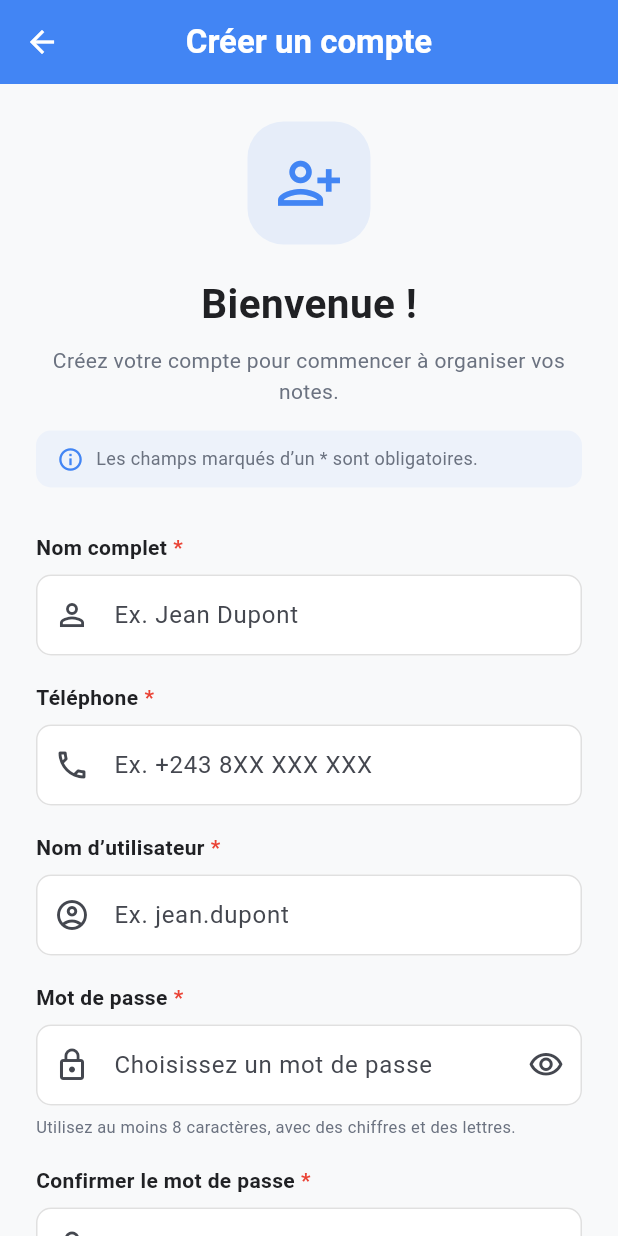
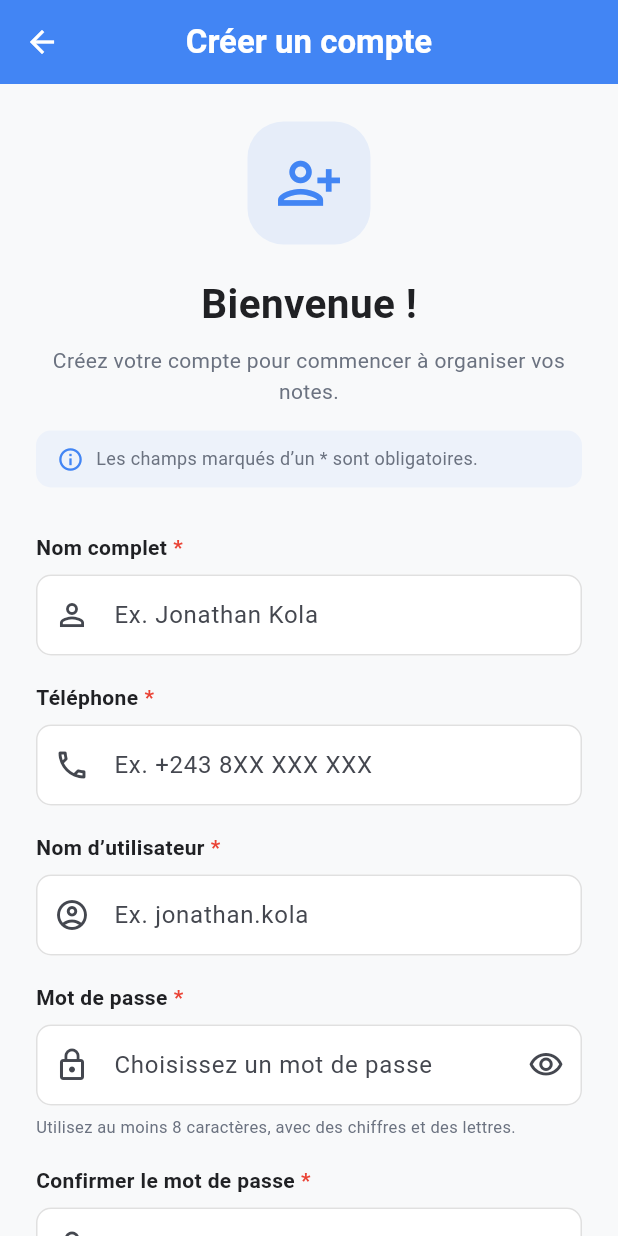
Before and after one commit to Kolajoe/mes_notes, a Flutter app: the RegisterScreen screen opened directly, on a phone screen of 412 x 824 dp. Run offline on Flutter 3.47's test engine with Material 3 defaults, Android fonts, the phone set to English and light mode, and no system bars; our stand-ins replace shared_preferences, sqflite; accounts and stored records are empty.

Commit message:
final change

```diff
--- a/lib/screens/register_screen.dart
+++ b/lib/screens/register_screen.dart
@@ -349,7 +349,7 @@ class _RegisterScreenState extends State<RegisterScreen> {
           textCapitalization: TextCapitalization.words,
           textInputAction: TextInputAction.next,
           decoration: const InputDecoration(
-            hintText: 'Ex. Jean Dupont',
+            hintText: 'Ex. Jonathan Kola',
             prefixIcon: Icon(Icons.person_outline),
           ),
           validator: (value) {
@@ -415,7 +415,7 @@ class _RegisterScreenState extends State<RegisterScreen> {
           textInputAction: TextInputAction.next,
           autocorrect: false,
           decoration: const InputDecoration(
-            hintText: 'Ex. jean.dupont',
+            hintText: 'Ex. jonathan.kola',
             prefixIcon: Icon(Icons.account_circle_outlined),
           ),
           validator: (value) {
```
